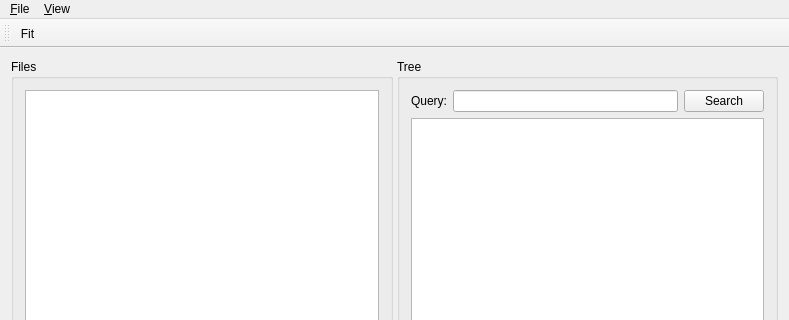
Old version of the form DactMainWindow.ui in the repository rug-compling/dact; both pictures show x 0 to 789 and y 0 to 320 of the 789 by 660 pixel window.
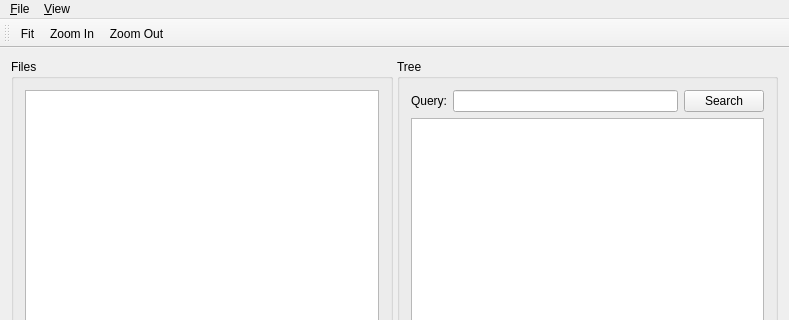
New version of the form.

Commit message: Add zoom in/out buttons to the toolbar.

Patch:
```diff
--- a/DactMainWindow.ui
+++ b/DactMainWindow.ui
@@ -102,6 +102,8 @@
     <bool>false</bool>
    </attribute>
    <addaction name="actionFit"/>
+   <addaction name="zoomInAction"/>
+   <addaction name="zoomOutAction"/>
   </widget>
   <widget class="QStatusBar" name="statusBar"/>
   <action name="action_Quit">
```
